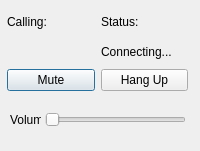
Above: calldialogue.ui from Jordan-Lin/Audio-Streaming-Service before the change. Below: the same form after it.
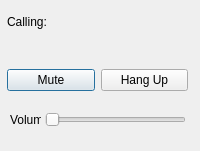
That is the form after the change.

Commit message: updated some UI aspects, getting IP in call setup

Diff of the .ui file:
```diff
--- a/calldialogue.ui
+++ b/calldialogue.ui
@@ -43,24 +43,6 @@
         </item>
        </layout>
       </item>
-      <item>
-       <layout class="QVBoxLayout" name="Status">
-        <item>
-         <widget class="QLabel" name="CallStatus_2">
-          <property name="text">
-           <string>Status:</string>
-          </property>
-         </widget>
-        </item>
-        <item>
-         <widget class="QLabel" name="L_CStatus">
-          <property name="text">
-           <string>Connecting...</string>
-          </property>
-         </widget>
-        </item>
-       </layout>
-      </item>
      </layout>
     </item>
     <item>
```
The commit also changes 6 other files.
